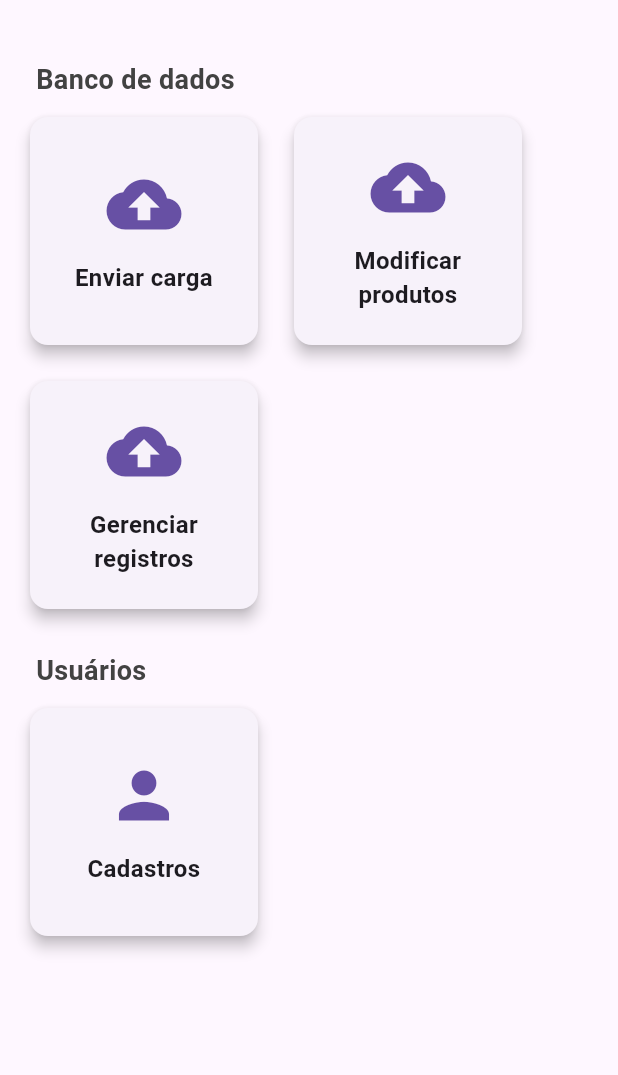
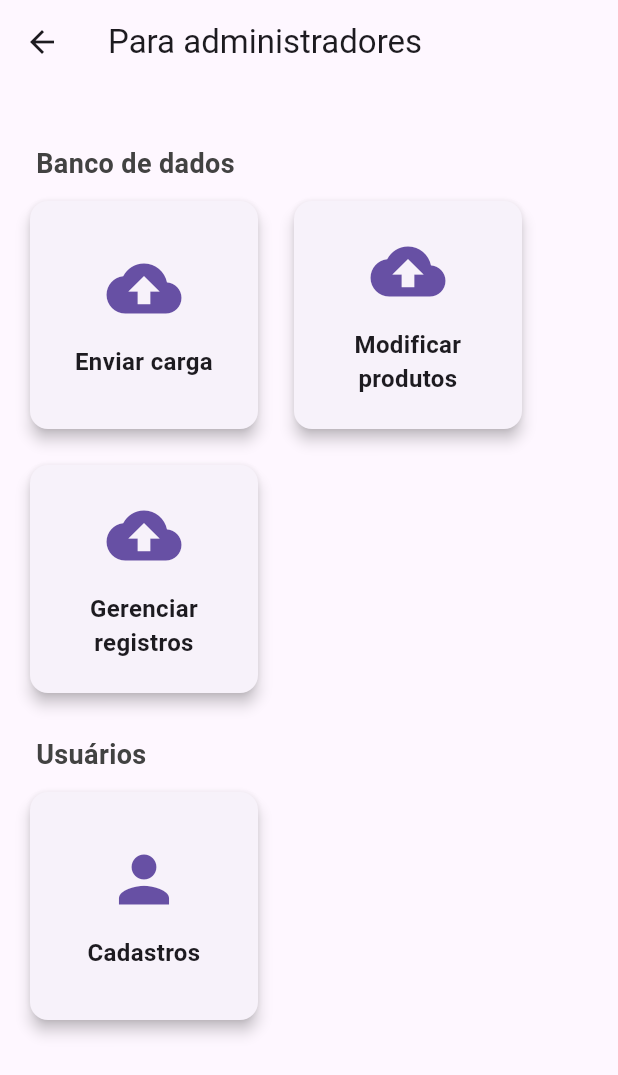
Before and after one commit to BarCollector-Project/RDColetor, a Flutter app: the AdminHome screen opened by its route, on a phone screen of 412 x 824 dp. Shown: the top 1075 px of the screen. Run offline on Flutter 3.47's test engine with Material 3 defaults, Android fonts, the phone set to English and light mode, and no system bars; our stand-ins replace drift, file_picker, shared_preferences, sqlite3_flutter_libs; missing offline and left inert: dart:js_interop, dart_jsonwebtoken, mobile_scanner, sqlite3; accounts and stored records are empty; generated files the repository leaves out were written again.

```diff
--- a/lib/features/admin/view/admin_home.dart
+++ b/lib/features/admin/view/admin_home.dart
@@ -33,7 +33,11 @@ class _AdminHomeState extends State<AdminHome> {
 
   @override
   Widget build(BuildContext context) {
-    return bLayout.buildScaffold(
+    return Scaffold(
+      appBar: AppBar(
+        title: const Text("Para administradores"),
+      ),
+      body: bLayout.buildBody(
         children: [
           bLayout.buildSectionTitle("Banco de dados"),
           bLayout.buildGridButton(icon: Icons.cloud_upload, label: "Enviar carga", onTap: onTapSendCango),
@@ -42,6 +46,7 @@ class _AdminHomeState extends State<AdminHome> {
           bLayout.buildSectionTitle("Usuários"),
           bLayout.buildGridButton(icon: Icons.person, label: "Cadastros", onTap: onTapRegistrations),
         ],
+      ),
     );
   }
 }
--- /dev/null
+++ b/lib/local/database/table/models/register.dart
@@ -0,0 +1,8 @@
+enum RegiterID {
+  collect,
+}
+
+abstract class Register {
+  RegiterID get id;
+  DateTime get timestamp;
+}
--- a/lib/local/database_service.dart
+++ b/lib/local/database_service.dart
@@ -5,6 +5,7 @@ import 'package:flutter/foundation.dart';
 import 'package:http/http.dart' as http;
 import 'package:rdcoletor/local/auth/model/user.dart';
 import 'package:rdcoletor/local/coletor/model/product.dart';
+import 'package:rdcoletor/local/database/table/models/Register.dart';
 import 'package:rdcoletor/local/drift_database.dart' show AppDb;
 import 'package:rdcoletor/local/server/services/connection_service.dart';
 import 'package:http_parser/http_parser.dart';
@@ -242,6 +243,8 @@ class DatabaseService {
     }
   }
 
+  Future<void> saveRegister(List<Register> register) async {}
+
   // ===========================================================================
   // PARTE 3: Lógica de Sincronização
   // ===========================================================================
--- a/lib/models/screen/blocks_layout.dart
+++ b/lib/models/screen/blocks_layout.dart
@@ -94,9 +94,8 @@ class BlocksLayout {
     return processedChildren;
   }
 
-  Widget buildScaffold({List<Widget> children = const []}) {
-    return Scaffold(
-      body: SizedBox(
+  Widget buildBody({List<Widget> children = const []}) {
+    return SizedBox(
       width: double.infinity,
       child: SingleChildScrollView(
         // Adiciona rolagem para evitar overflow em telas menores ou com muitos botões.
@@ -106,7 +105,6 @@ class BlocksLayout {
           children: _build(children),
         ),
       ),
-      ),
     );
   }
 }
```
Lines whose indentation alone changed are shown as unchanged.
